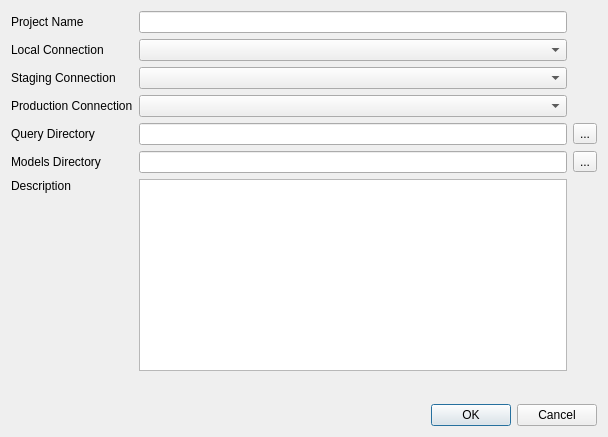
Qt form GUI/pgdbatool/dlgproject.ui (marcotcal/PG-DBA-Tools) before a commit.
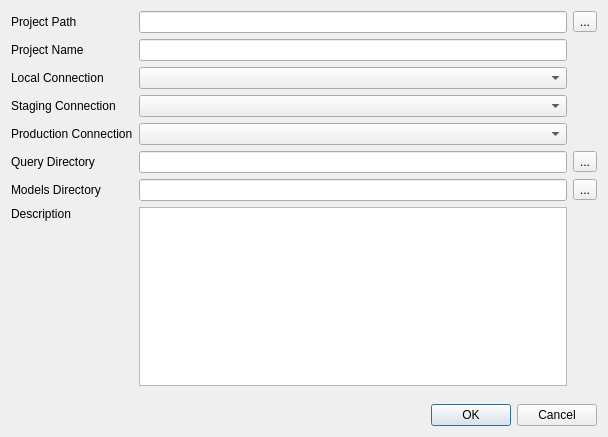
The same form after that commit. Icons and pictures are not drawn.

Commit message: Projec Dialog

```diff
--- a/GUI/pgdbatool/dlgproject.ui
+++ b/GUI/pgdbatool/dlgproject.ui
@@ -16,34 +16,56 @@
   <layout class="QVBoxLayout" name="verticalLayout">
    <item>
     <layout class="QGridLayout" name="gridLayout">
-     <item row="4" column="2">
-      <widget class="QToolButton" name="toolButton_2">
-       <property name="text">
-        <string>...</string>
-       </property>
-       <property name="icon">
-        <iconset resource="pgdbatool.qrc">
-         <normaloff>:/icons/images/icons/icons8-opened-folder-40.png</normaloff>:/icons/images/icons/icons8-opened-folder-40.png</iconset>
-       </property>
-      </widget>
+     <item row="6" column="1">
+      <widget class="QLineEdit" name="ed_models_dir"/>
      </item>
      <item row="3" column="0">
+      <widget class="QLabel" name="label_4">
+       <property name="text">
+        <string>Staging Connection</string>
+       </property>
+      </widget>
+     </item>
+     <item row="5" column="0">
+      <widget class="QLabel" name="label_6">
+       <property name="text">
+        <string>Query Directory</string>
+       </property>
+      </widget>
+     </item>
+     <item row="1" column="0">
+      <widget class="QLabel" name="label">
+       <property name="text">
+        <string>Project Name</string>
+       </property>
+      </widget>
+     </item>
+     <item row="2" column="0">
+      <widget class="QLabel" name="label_3">
+       <property name="text">
+        <string>Local Connection</string>
+       </property>
+      </widget>
+     </item>
+     <item row="5" column="2">
+      <widget class="QToolButton" name="bt_query_directory">
+       <property name="text">
+        <string>...</string>
+       </property>
+       <property name="icon">
+        <iconset resource="pgdbatool.qrc">
+         <normaloff>:/icons/images/icons/icons8-opened-folder-40.png</normaloff>:/icons/images/icons/icons8-opened-folder-40.png</iconset>
+       </property>
+      </widget>
+     </item>
+     <item row="4" column="0">
       <widget class="QLabel" name="label_5">
        <property name="text">
         <string>Production Connection</string>
        </property>
       </widget>
      </item>
-     <item row="6" column="1">
-      <widget class="QTextEdit" name="ed_description"/>
-     </item>
-     <item row="5" column="1">
-      <widget class="QLineEdit" name="ed_models_dir"/>
-     </item>
-     <item row="3" column="1">
-      <widget class="QComboBox" name="cb_production_connection"/>
-     </item>
-     <item row="6" column="0">
+     <item row="7" column="0">
       <widget class="QLabel" name="label_8">
        <property name="text">
         <string>Description</string>
@@ -53,11 +75,8 @@
        </property>
       </widget>
      </item>
-     <item row="4" column="1">
-      <widget class="QLineEdit" name="ed_query_dir"/>
-     </item>
-     <item row="5" column="2">
-      <widget class="QToolButton" name="toolButton_3">
+     <item row="6" column="2">
+      <widget class="QToolButton" name="bt_models_directory">
        <property name="text">
         <string>...</string>
        </property>
@@ -67,50 +86,52 @@
        </property>
       </widget>
      </item>
-     <item row="4" column="0">
-      <widget class="QLabel" name="label_6">
-       <property name="text">
-        <string>Query Directory</string>
-       </property>
-      </widget>
-     </item>
-     <item row="2" column="0">
-      <widget class="QLabel" name="label_4">
-       <property name="text">
-        <string>Staging Connection</string>
-       </property>
-      </widget>
-     </item>
-     <item row="2" column="1">
+     <item row="3" column="1">
       <widget class="QComboBox" name="cb_staging_connection"/>
      </item>
-     <item row="1" column="0">
-      <widget class="QLabel" name="label_3">
-       <property name="text">
-        <string>Local Connection</string>
-       </property>
-      </widget>
+     <item row="7" column="1">
+      <widget class="QTextEdit" name="ed_description"/>
      </item>
-     <item row="5" column="0">
+     <item row="6" column="0">
       <widget class="QLabel" name="label_7">
        <property name="text">
         <string>Models Directory</string>
        </property>
       </widget>
      </item>
-     <item row="0" column="0">
-      <widget class="QLabel" name="label">
-       <property name="text">
-        <string>Project Name</string>
-       </property>
-      </widget>
-     </item>
-     <item row="1" column="1">
+     <item row="2" column="1">
       <widget class="QComboBox" name="cb_development_connection"/>
      </item>
-     <item row="0" column="1">
+     <item row="4" column="1">
+      <widget class="QComboBox" name="cb_production_connection"/>
+     </item>
+     <item row="1" column="1">
       <widget class="QLineEdit" name="ed_project_name"/>
      </item>
+     <item row="5" column="1">
+      <widget class="QLineEdit" name="ed_query_dir"/>
+     </item>
+     <item row="0" column="0">
+      <widget class="QLabel" name="label_2">
+       <property name="text">
+        <string>Project Path</string>
+       </property>
+      </widget>
+     </item>
+     <item row="0" column="2">
+      <widget class="QToolButton" name="bt_project_path">
+       <property name="text">
+        <string>...</string>
+       </property>
+       <property name="icon">
+        <iconset resource="pgdbatool.qrc">
+         <normaloff>:/icons/images/icons/icons8-opened-folder-40.png</normaloff>:/icons/images/icons/icons8-opened-folder-40.png</iconset>
+       </property>
+      </widget>
+     </item>
+     <item row="0" column="1">
+      <widget class="QLineEdit" name="ed_project_path"/>
+     </item>
     </layout>
    </item>
    <item>
```
The commit also changes 5 other files.
